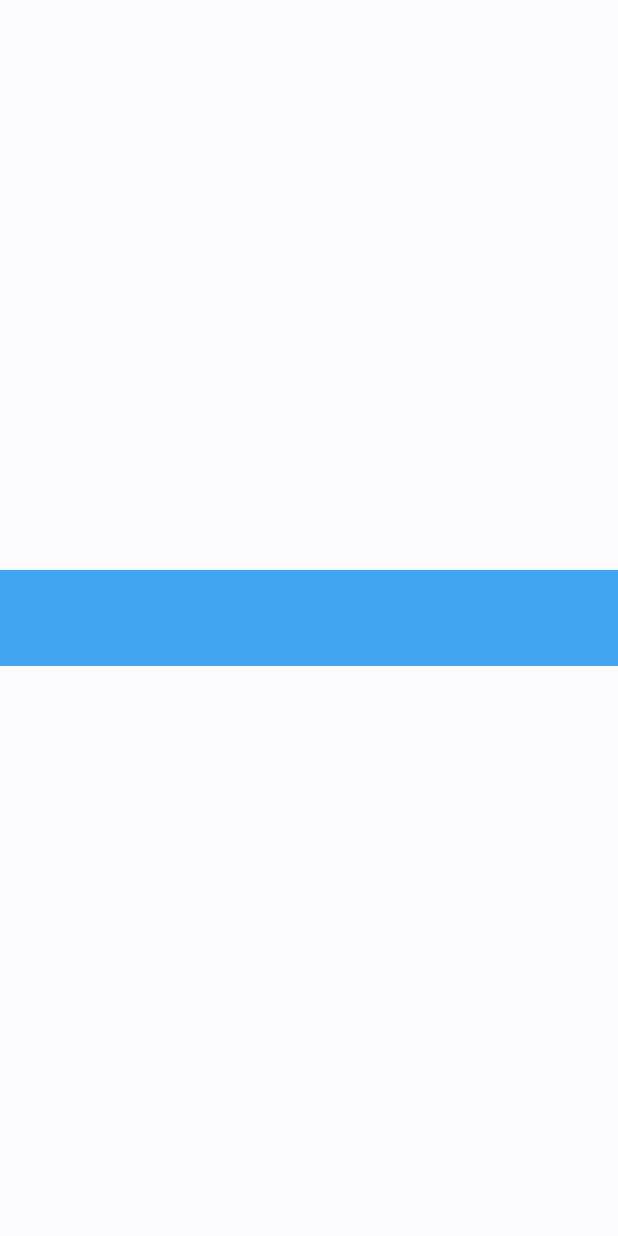
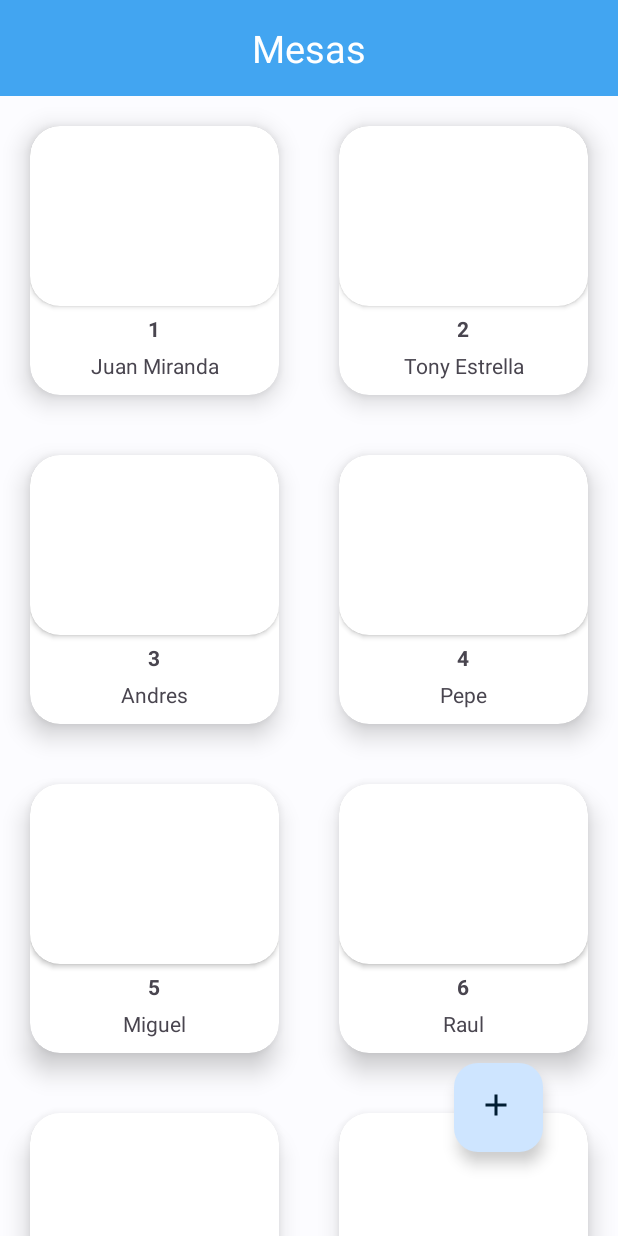
Before and after one commit to 01JuanCarlos/AppRestaurante-Android, an Android app: the screen it shows after launch (MainActivity before the commit, MesasActivity after it), on a phone screen of 412 x 824 dp. Run offline under Robolectric (Android 15) with nearby library versions, the phone set to English and light mode, and no system bars.

Commit message:
:se agrego la vista Mesas

```diff
--- a/app/src/main/AndroidManifest.xml
+++ b/app/src/main/AndroidManifest.xml
@@ -13,7 +13,7 @@
         android:theme="@style/Theme.AppRestaurante"
         tools:targetApi="31">
         <activity
-            android:name=".MainActivity"
+            android:name=".Activity.MesasActivity"
             android:exported="true">
             <intent-filter>
                 <action android:name="android.intent.action.MAIN" />
@@ -21,6 +21,7 @@
                 <category android:name="android.intent.category.LAUNCHER" />
             </intent-filter>
         </activity>
+        <activity android:name=".MainActivity"/>
     </application>
 
 </manifest>
--- /dev/null
+++ b/app/src/main/java/com/cibertec/apprestaurante/Activity/MesasActivity.kt
@@ -0,0 +1,42 @@
+package com.cibertec.apprestaurante.Activity
+
+import android.os.Bundle
+import androidx.appcompat.app.AppCompatActivity
+import androidx.recyclerview.widget.LinearLayoutManager
+import androidx.recyclerview.widget.RecyclerView
+import androidx.recyclerview.widget.StaggeredGridLayoutManager
+import com.cibertec.apprestaurante.Adapter.MesaAdapter
+import com.cibertec.apprestaurante.Model.Mesa
+import com.cibertec.apprestaurante.R
+
+class MesasActivity : AppCompatActivity(){
+
+    private val listMesa= listOf(
+        Mesa(1,"Juan Miranda"),
+        Mesa(2,"Tony Estrella"),
+        Mesa(3,"Andres"),
+        Mesa(4,"Pepe"),
+        Mesa(5,"Miguel"),
+        Mesa(6,"Raul"),
+        Mesa(7,"Pepe"),
+        Mesa(8,"Miguel"),
+        Mesa(9,"Raul"),
+        Mesa(10,"Pepe"),
+        Mesa(11,"Miguel"),
+        Mesa(12,"Raul"),
+
+    )
+
+    override fun onCreate(savedInstanceState: Bundle?) {
+        super.onCreate(savedInstanceState)
+        setContentView(R.layout.activity_mesas)
+
+        val recyclerNews = findViewById<RecyclerView>(R.id.recyclerNews)
+        recyclerNews.apply {
+            // layoutManager = LinearLayoutManager(context, LinearLayoutManager.HORIZONTAL, false)
+            // layoutManager = GridLayoutManager(context, 2)
+            layoutManager = StaggeredGridLayoutManager(2, LinearLayoutManager.VERTICAL)
+            adapter = MesaAdapter(listMesa)
+        }
+    }
+}
--- /dev/null
+++ b/app/src/main/java/com/cibertec/apprestaurante/Adapter/MesaAdapter.kt
@@ -0,0 +1,23 @@
+package com.cibertec.apprestaurante.Adapter
+
+import android.view.LayoutInflater
+import android.view.ViewGroup
+import androidx.recyclerview.widget.RecyclerView
+import com.cibertec.apprestaurante.Model.Mesa
+import com.cibertec.apprestaurante.ViewHolder.MesaViewHolder
+
+class MesaAdapter(val list: List<Mesa>): RecyclerView.Adapter<MesaViewHolder>() {
+    override fun onCreateViewHolder(parent: ViewGroup, viewType: Int): MesaViewHolder {
+        val inflater = LayoutInflater.from(parent.context)
+        return MesaViewHolder(inflater, parent)
+    }
+
+    override fun getItemCount(): Int {
+        return list.size
+    }
+
+    override fun onBindViewHolder(holder: MesaViewHolder, position: Int) {
+        val mesa: Mesa = list[position]
+        holder.bind(mesa)
+    }
+}
--- a/app/src/main/java/com/cibertec/apprestaurante/MainActivity.kt
+++ b/app/src/main/java/com/cibertec/apprestaurante/MainActivity.kt
@@ -6,6 +6,6 @@ import android.os.Bundle
 class MainActivity : AppCompatActivity() {
     override fun onCreate(savedInstanceState: Bundle?) {
         super.onCreate(savedInstanceState)
-        setContentView(R.layout.activity_main)
+        setContentView(R.layout.activity_mesas)
     }
 }
--- /dev/null
+++ b/app/src/main/java/com/cibertec/apprestaurante/Model/Mesa.kt
@@ -0,0 +1,6 @@
+package com.cibertec.apprestaurante.Model
+
+data class Mesa(
+    val numero:Number,
+    val nombre:String
+)
--- /dev/null
+++ b/app/src/main/java/com/cibertec/apprestaurante/ViewHolder/MesaViewHolder.kt
@@ -0,0 +1,30 @@
+package com.cibertec.apprestaurante.ViewHolder
+
+import android.view.LayoutInflater
+import android.view.ViewGroup
+import android.view.ViewParent
+import android.widget.ImageView
+import android.widget.TextView
+import androidx.recyclerview.widget.RecyclerView
+import com.cibertec.apprestaurante.Model.Mesa
+import com.cibertec.apprestaurante.R
+import java.util.zip.Inflater
+
+class MesaViewHolder(inflater: LayoutInflater, parent: ViewGroup):RecyclerView.ViewHolder(inflater.inflate(
+    R.layout.items_news, parent, false)){
+
+
+    private var textNumero: TextView? = null
+    private var textNombre: TextView? = null
+
+    init {
+        textNumero = itemView.findViewById(R.id.textnumero)
+        textNombre = itemView.findViewById(R.id.textnombre)
+    }
+
+    fun bind(mesa: Mesa) {
+        textNumero?.text = mesa.numero.toString()
+        textNombre?.text=mesa.nombre
+    }
+
+}
--- /dev/null
+++ b/app/src/main/res/drawable/baseline_add_24.xml
@@ -0,0 +1,5 @@
+<vector android:height="24dp" android:tint="#000000"
+    android:viewportHeight="24" android:viewportWidth="24"
+    android:width="24dp" xmlns:android="http://schemas.android.com/apk/res/android">
+    <path android:fillColor="@android:color/white" android:pathData="M19,13h-6v6h-2v-6H5v-2h6V5h2v6h6v2z"/>
+</vector>
--- a/app/src/main/res/layout/activity_main.xml
+++ /dev/null
@@ -1,34 +0,0 @@
-<?xml version="1.0" encoding="utf-8"?>
-<LinearLayout
-    xmlns:android="http://schemas.android.com/apk/res/android"
-    xmlns:tools="http://schemas.android.com/tools"
-    android:layout_width="match_parent"
-    android:layout_height="match_parent"
-    xmlns:app="http://schemas.android.com/apk/res-auto"
-    android:orientation="vertical"
-    android:gravity="center">
-
-    <androidx.appcompat.widget.Toolbar
-        android:id="@+id/toolbar2"
-        android:layout_width="match_parent"
-        android:layout_height="wrap_content"
-        android:background="?attr/colorPrimary"
-        android:minHeight="?attr/actionBarSize"
-        android:theme="?attr/actionBarTheme"
-        app:layout_constraintBottom_toBottomOf="parent"
-        app:layout_constraintEnd_toEndOf="parent"
-        app:layout_constraintHorizontal_bias="0.0"
-        app:layout_constraintStart_toStartOf="parent"
-        app:layout_constraintTop_toTopOf="parent"
-        app:layout_constraintVertical_bias="0.0" />
-
-
-    <androidx.recyclerview.widget.RecyclerView
-        android:id="@+id/recyclerNews"
-        android:layout_width="match_parent"
-        android:layout_height="wrap_content"
-        tools:itemCount="4"
-        tools:listitem="@layout/items_news"
-      />
-
-</LinearLayout>
--- /dev/null
+++ b/app/src/main/res/layout/activity_mesas.xml
@@ -0,0 +1,58 @@
+<?xml version="1.0" encoding="utf-8"?>
+<androidx.constraintlayout.widget.ConstraintLayout xmlns:app="http://schemas.android.com/apk/res-auto"
+    xmlns:tools="http://schemas.android.com/tools"
+    android:layout_width="match_parent"
+    android:layout_height="match_parent"
+    xmlns:android="http://schemas.android.com/apk/res/android">
+
+    <com.google.android.material.floatingactionbutton.FloatingActionButton
+        android:layout_width="63dp"
+        android:layout_height="59dp"
+        android:layout_margin="16dp"
+        android:src="@drawable/baseline_add_24"
+        app:layout_constraintBottom_toBottomOf="parent"
+        app:layout_constraintEnd_toEndOf="parent"
+        app:layout_constraintHorizontal_bias="0.895"
+        app:layout_constraintStart_toStartOf="parent"
+        app:layout_constraintTop_toTopOf="parent"
+        app:layout_constraintVertical_bias="0.945"
+        tools:ignore="MissingConstraints"
+        />
+    <LinearLayout
+        android:id="@+id/linearLayout"
+        android:layout_width="match_parent"
+        android:layout_height="match_parent"
+        android:gravity="center"
+        android:orientation="vertical">
+
+
+        <androidx.appcompat.widget.Toolbar
+            android:background="@color/seed"
+            android:id="@+id/toolbar_top"
+            android:layout_height="wrap_content"
+            android:layout_width="match_parent">
+
+            <TextView
+                android:id="@+id/toolbar_title"
+                android:layout_width="wrap_content"
+                android:layout_height="wrap_content"
+                android:text="Mesas"
+                android:textSize="25dp"
+                android:textColor="@color/white"
+                android:layout_gravity="center" />
+
+        </androidx.appcompat.widget.Toolbar>
+
+        <androidx.recyclerview.widget.RecyclerView
+            android:id="@+id/recyclerNews"
+            android:layout_width="match_parent"
+            android:layout_height="wrap_content"
+            tools:itemCount="4"
+            tools:listitem="@layout/items_news" />
+
+
+    </LinearLayout>
+
+
+
+</androidx.constraintlayout.widget.ConstraintLayout>
--- a/app/src/main/res/layout/items_news.xml
+++ b/app/src/main/res/layout/items_news.xml
@@ -26,7 +26,7 @@
         </androidx.cardview.widget.CardView>
 
         <TextView
-            android:id="@+id/textNewsTitle"
+            android:id="@+id/textnumero"
             android:layout_width="match_parent"
             android:layout_height="wrap_content"
             android:layout_marginStart="10dp"
@@ -34,11 +34,14 @@
             android:layout_marginEnd="10dp"
             android:ellipsize="end"
             android:maxLines="1"
-            android:text="Lorem Ipsum is simply dummy text of the printing and typesetting industry. Lorem Ipsum has been the industry's standard dummy text ever since the 1500s, when an unknown printer took a galley of type and scrambled it to make a type specimen book. It has survived not only five centuries, but also the leap into electronic typesetting, remaining essentially unchanged. It was popularised in the 1960s with the release of Letraset sheets containing Lorem Ipsum passages, and more recently with desktop publishing software like Aldus PageMaker including versions of Lorem Ipsum."
+            android:gravity="center"
+            android:text="10"
+
             android:textStyle="bold" />
 
         <TextView
-            android:id="@+id/textNewsDescription"
+
+            android:id="@+id/textnombre"
             android:layout_width="match_parent"
             android:layout_height="wrap_content"
             android:layout_marginStart="10dp"
@@ -46,6 +49,7 @@
             android:layout_marginEnd="10dp"
             android:layout_marginBottom="10dp"
             android:maxLines="4"
+            android:gravity="center"
             android:text="Contenido Noticia" />
 
     </LinearLayout>
--- a/app/src/main/res/values/colors.xml
+++ b/app/src/main/res/values/colors.xml
@@ -1,8 +1,9 @@
 <?xml version="1.0" encoding="utf-8"?>
 <resources>
+    <color name="green">#23F24F</color>
     <color name="seed">#42a5f1</color>
     <color name="md_theme_light_primary">#42a5f1</color>
-    <color name="md_theme_light_onPrimary">#FFFFFF</color>
+    <color name="white">#FFFFFF</color>
     <color name="md_theme_light_primaryContainer">#CEE5FF</color>
     <color name="md_theme_light_onPrimaryContainer">#001D33</color>
     <color name="md_theme_light_secondary">#00639B</color>
```
